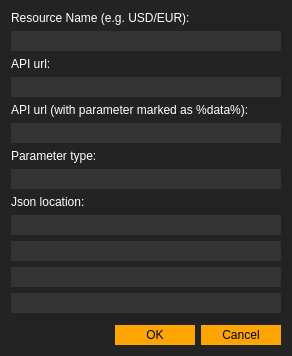
This is configitem.ui in Acria-Network/Acria-Oracle-Node-Qt as Qt 5 draws it before an edit. The edited form follows.
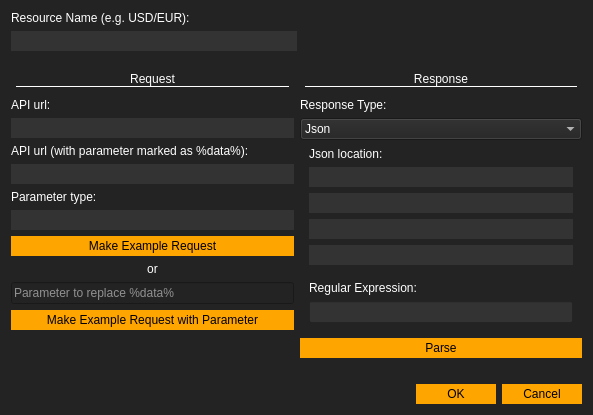
This is the edited form. Icons and pictures are not drawn.

Commit message: regex support

```diff
--- a/configitem.ui
+++ b/configitem.ui
@@ -6,10 +6,16 @@
    <rect>
     <x>0</x>
     <y>0</y>
-    <width>292</width>
-    <height>322</height>
+    <width>593</width>
+    <height>354</height>
    </rect>
   </property>
+  <property name="sizePolicy">
+   <sizepolicy hsizetype="MinimumExpanding" vsizetype="Preferred">
+    <horstretch>0</horstretch>
+    <verstretch>0</verstretch>
+   </sizepolicy>
+  </property>
   <property name="windowTitle">
    <string>Add Item</string>
   </property>
@@ -33,6 +39,11 @@
     </widget>
    </item>
    <item>
+    <layout class="QHBoxLayout" name="horizontalLayout_4">
+     <property name="topMargin">
+      <number>0</number>
+     </property>
+     <item>
     <widget class="QLineEdit" name="lineEdit_resource_name">
      <property name="minimumSize">
       <size>
@@ -49,6 +60,48 @@
     </widget>
    </item>
    <item>
+      <spacer name="horizontalSpacer">
+       <property name="orientation">
+        <enum>Qt::Horizontal</enum>
+       </property>
+       <property name="sizeHint" stdset="0">
+        <size>
+         <width>40</width>
+         <height>20</height>
+        </size>
+       </property>
+      </spacer>
+     </item>
+    </layout>
+   </item>
+   <item>
+    <layout class="QHBoxLayout" name="horizontalLayout_3">
+     <property name="topMargin">
+      <number>10</number>
+     </property>
+     <item>
+      <layout class="QVBoxLayout" name="verticalLayout_3">
+       <property name="topMargin">
+        <number>0</number>
+       </property>
+       <property name="rightMargin">
+        <number>0</number>
+       </property>
+       <item>
+        <widget class="QLabel" name="label_7">
+         <property name="styleSheet">
+          <string notr="true">margin:5px;
+border-bottom: 1px solid white;</string>
+         </property>
+         <property name="text">
+          <string>Request</string>
+         </property>
+         <property name="alignment">
+          <set>Qt::AlignCenter</set>
+         </property>
+        </widget>
+       </item>
+       <item>
     <widget class="QLabel" name="label_2">
      <property name="text">
       <string>API url:</string>
@@ -136,6 +189,153 @@
     </widget>
    </item>
    <item>
+        <widget class="QPushButton" name="pushButton_make_example_request">
+         <property name="styleSheet">
+          <string notr="true">background-color:white;
+color:black;
+border: none;
+/*padding:30px;*/
+width:80px;
+padding-top:3px;
+padding-bottom:3px;
+background-color:orange;</string>
+         </property>
+         <property name="text">
+          <string>Make Example Request</string>
+         </property>
+        </widget>
+       </item>
+       <item>
+        <widget class="QLabel" name="label_10">
+         <property name="text">
+          <string>or</string>
+         </property>
+         <property name="alignment">
+          <set>Qt::AlignCenter</set>
+         </property>
+        </widget>
+       </item>
+       <item>
+        <widget class="QLineEdit" name="lineEdit_parameter_input">
+         <property name="placeholderText">
+          <string>Parameter to replace %data%</string>
+         </property>
+        </widget>
+       </item>
+       <item>
+        <widget class="QPushButton" name="pushButton_make_example_request_with_parameter">
+         <property name="styleSheet">
+          <string notr="true">background-color:white;
+color:black;
+border: none;
+/*padding:30px;*/
+width:80px;
+padding-top:3px;
+padding-bottom:3px;
+background-color:orange;</string>
+         </property>
+         <property name="text">
+          <string>Make Example Request with Parameter</string>
+         </property>
+        </widget>
+       </item>
+       <item>
+        <widget class="QLabel" name="label_example_request">
+         <property name="text">
+          <string/>
+         </property>
+         <property name="alignment">
+          <set>Qt::AlignLeading|Qt::AlignLeft|Qt::AlignTop</set>
+         </property>
+         <property name="wordWrap">
+          <bool>true</bool>
+         </property>
+        </widget>
+       </item>
+       <item>
+        <widget class="QLabel" name="label_data_type_conversion">
+         <property name="text">
+          <string/>
+         </property>
+         <property name="alignment">
+          <set>Qt::AlignLeading|Qt::AlignLeft|Qt::AlignTop</set>
+         </property>
+         <property name="wordWrap">
+          <bool>true</bool>
+         </property>
+        </widget>
+       </item>
+       <item>
+        <spacer name="verticalSpacer_2">
+         <property name="orientation">
+          <enum>Qt::Vertical</enum>
+         </property>
+         <property name="sizeHint" stdset="0">
+          <size>
+           <width>0</width>
+           <height>0</height>
+          </size>
+         </property>
+        </spacer>
+       </item>
+      </layout>
+     </item>
+     <item>
+      <layout class="QVBoxLayout" name="verticalLayout_2">
+       <property name="topMargin">
+        <number>0</number>
+       </property>
+       <item>
+        <widget class="QLabel" name="label_8">
+         <property name="styleSheet">
+          <string notr="true">margin:5px;
+border-bottom: 1px solid white;</string>
+         </property>
+         <property name="text">
+          <string>Response</string>
+         </property>
+         <property name="alignment">
+          <set>Qt::AlignCenter</set>
+         </property>
+        </widget>
+       </item>
+       <item>
+        <widget class="QLabel" name="label_6">
+         <property name="text">
+          <string>Response Type:</string>
+         </property>
+        </widget>
+       </item>
+       <item>
+        <widget class="QComboBox" name="comboBox">
+         <property name="currentIndex">
+          <number>0</number>
+         </property>
+         <property name="maxVisibleItems">
+          <number>2</number>
+         </property>
+         <property name="frame">
+          <bool>true</bool>
+         </property>
+         <item>
+          <property name="text">
+           <string>Json</string>
+          </property>
+         </item>
+         <item>
+          <property name="text">
+           <string>Regular Expression</string>
+          </property>
+         </item>
+        </widget>
+       </item>
+       <item>
+        <widget class="QWidget" name="verticalWidget_response_json" native="true">
+         <layout class="QVBoxLayout" name="verticalLayout_re_json">
+          <property name="topMargin">
+           <number>1</number>
+          </property>
+          <item>
     <widget class="QLabel" name="label_3">
      <property name="text">
       <string>Json location:</string>
@@ -209,6 +409,73 @@
      </property>
     </widget>
    </item>
+         </layout>
+        </widget>
+       </item>
+       <item>
+        <widget class="QWidget" name="verticalWidget_response_regex" native="true">
+         <layout class="QVBoxLayout" name="verticalLayout_re_regex">
+          <property name="topMargin">
+           <number>1</number>
+          </property>
+          <item>
+           <widget class="QLabel" name="label_9">
+            <property name="text">
+             <string>Regular Expression:</string>
+            </property>
+           </widget>
+          </item>
+          <item>
+           <widget class="QLineEdit" name="lineEdit_regex_text">
+            <property name="styleSheet">
+             <string notr="true">background-color:#333333;</string>
+            </property>
+           </widget>
+          </item>
+          <item>
+           <spacer name="verticalSpacer_3">
+            <property name="orientation">
+             <enum>Qt::Vertical</enum>
+            </property>
+            <property name="sizeHint" stdset="0">
+             <size>
+              <width>0</width>
+              <height>0</height>
+             </size>
+            </property>
+           </spacer>
+          </item>
+         </layout>
+        </widget>
+       </item>
+       <item>
+        <widget class="QPushButton" name="pushButton_response_parse">
+         <property name="styleSheet">
+          <string notr="true">background-color:white;
+color:black;
+border: none;
+/*padding:30px;*/
+width:80px;
+padding-top:3px;
+padding-bottom:3px;
+background-color:orange;</string>
+         </property>
+         <property name="text">
+          <string>Parse</string>
+         </property>
+        </widget>
+       </item>
+       <item>
+        <widget class="QLabel" name="label_response_parsed">
+         <property name="text">
+          <string/>
+         </property>
+        </widget>
+       </item>
+      </layout>
+     </item>
+    </layout>
+   </item>
    <item>
     <spacer name="verticalSpacer">
      <property name="orientation">
@@ -216,15 +483,12 @@
      </property>
      <property name="sizeHint" stdset="0">
       <size>
-       <width>20</width>
-       <height>40</height>
+       <width>0</width>
+       <height>0</height>
       </size>
      </property>
     </spacer>
    </item>
-   <item>
-    <widget class="QWidget" name="widget" native="true"/>
-   </item>
    <item>
     <widget class="QDialogButtonBox" name="buttonBox_1">
      <property name="styleSheet">
```
Lines whose indentation alone changed are shown as unchanged. The commit also changes 6 other files.
